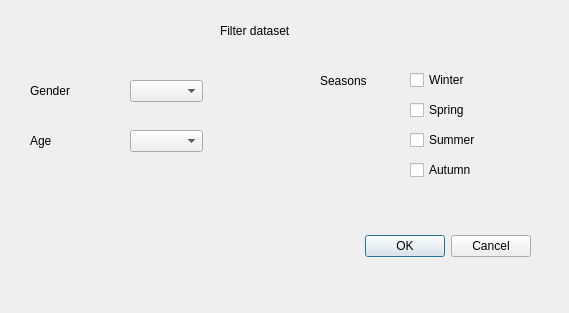
This is src/plugin/movement_analysis/movement_analysis_dialog_filter.ui in saadsaifse/flight-analysis as Qt 5 draws it before an edit. The edited form follows.
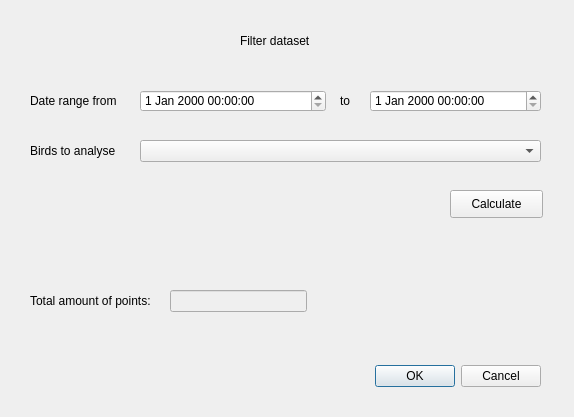
This is the edited form. Custom widgets are drawn as their Qt base class.

The edit to the form file:
```diff
--- a/src/plugin/movement_analysis/movement_analysis_dialog_filter.ui
+++ b/src/plugin/movement_analysis/movement_analysis_dialog_filter.ui
@@ -6,8 +6,8 @@
    <rect>
     <x>0</x>
     <y>0</y>
-    <width>569</width>
-    <height>313</height>
+    <width>574</width>
+    <height>417</height>
    </rect>
   </property>
   <property name="windowTitle">
@@ -16,8 +16,8 @@
   <widget class="QDialogButtonBox" name="button_box">
    <property name="geometry">
     <rect>
-     <x>190</x>
-     <y>230</y>
+     <x>200</x>
+     <y>360</y>
      <width>341</width>
      <height>32</height>
     </rect>
@@ -32,9 +32,9 @@
   <widget class="QLabel" name="label">
    <property name="geometry">
     <rect>
-     <x>220</x>
-     <y>20</y>
-     <width>151</width>
+     <x>240</x>
+     <y>30</y>
+     <width>91</width>
      <height>21</height>
     </rect>
    </property>
@@ -42,118 +42,122 @@
     <string>Filter dataset</string>
    </property>
   </widget>
+  <widget class="QLabel" name="label_4">
+   <property name="geometry">
+    <rect>
+     <x>30</x>
+     <y>290</y>
+     <width>134</width>
+     <height>22</height>
+    </rect>
+   </property>
+   <property name="text">
+    <string>Total amount of points:</string>
+   </property>
+  </widget>
+  <widget class="QLineEdit" name="lineEdit">
+   <property name="enabled">
+    <bool>false</bool>
+   </property>
+   <property name="geometry">
+    <rect>
+     <x>170</x>
+     <y>290</y>
+     <width>137</width>
+     <height>22</height>
+    </rect>
+   </property>
+  </widget>
+  <widget class="QLabel" name="label_5">
+   <property name="geometry">
+    <rect>
+     <x>30</x>
+     <y>140</y>
+     <width>170</width>
+     <height>22</height>
+    </rect>
+   </property>
+   <property name="text">
+    <string>Birds to analyse</string>
+   </property>
+  </widget>
+  <widget class="QPushButton" name="pushButton">
+   <property name="geometry">
+    <rect>
+     <x>450</x>
+     <y>190</y>
+     <width>93</width>
+     <height>28</height>
+    </rect>
+   </property>
+   <property name="text">
+    <string>Calculate</string>
+   </property>
+  </widget>
   <widget class="QLabel" name="label_2">
    <property name="geometry">
     <rect>
      <x>30</x>
-     <y>80</y>
-     <width>81</width>
-     <height>21</height>
+     <y>90</y>
+     <width>94</width>
+     <height>22</height>
     </rect>
    </property>
    <property name="text">
-    <string>Gender</string>
+    <string>Date range from</string>
    </property>
   </widget>
   <widget class="QLabel" name="label_3">
    <property name="geometry">
     <rect>
-     <x>30</x>
-     <y>130</y>
-     <width>81</width>
-     <height>21</height>
+     <x>340</x>
+     <y>90</y>
+     <width>21</width>
+     <height>22</height>
     </rect>
    </property>
    <property name="text">
-    <string>Age</string>
+    <string>to</string>
    </property>
   </widget>
-  <widget class="QLabel" name="label_4">
+  <widget class="QgsDateTimeEdit" name="mDateTimeEdit_From">
    <property name="geometry">
     <rect>
-     <x>320</x>
-     <y>70</y>
-     <width>81</width>
-     <height>21</height>
+     <x>140</x>
+     <y>90</y>
+     <width>186</width>
+     <height>22</height>
     </rect>
    </property>
-   <property name="text">
-    <string>Seasons</string>
+  </widget>
+  <widget class="QgsDateTimeEdit" name="mDateTimeEdit_To">
+   <property name="geometry">
+    <rect>
+     <x>370</x>
+     <y>90</y>
+     <width>171</width>
+     <height>22</height>
+    </rect>
    </property>
   </widget>
   <widget class="QComboBox" name="comboBox">
    <property name="geometry">
     <rect>
-     <x>130</x>
-     <y>80</y>
-     <width>73</width>
+     <x>140</x>
+     <y>140</y>
+     <width>401</width>
      <height>22</height>
     </rect>
    </property>
   </widget>
-  <widget class="QComboBox" name="comboBox_2">
-   <property name="geometry">
-    <rect>
-     <x>130</x>
-     <y>130</y>
-     <width>73</width>
-     <height>22</height>
-    </rect>
-   </property>
-  </widget>
-  <widget class="QCheckBox" name="checkBox">
-   <property name="geometry">
-    <rect>
-     <x>410</x>
-     <y>70</y>
-     <width>81</width>
-     <height>20</height>
-    </rect>
-   </property>
-   <property name="text">
-    <string>Winter</string>
-   </property>
-  </widget>
-  <widget class="QCheckBox" name="checkBox_2">
-   <property name="geometry">
-    <rect>
-     <x>410</x>
-     <y>100</y>
-     <width>81</width>
-     <height>20</height>
-    </rect>
-   </property>
-   <property name="text">
-    <string>Spring</string>
-   </property>
-  </widget>
-  <widget class="QCheckBox" name="checkBox_3">
-   <property name="geometry">
-    <rect>
-     <x>410</x>
-     <y>130</y>
-     <width>81</width>
-     <height>20</height>
-    </rect>
-   </property>
-   <property name="text">
-    <string>Summer</string>
-   </property>
-  </widget>
-  <widget class="QCheckBox" name="checkBox_4">
-   <property name="geometry">
-    <rect>
-     <x>410</x>
-     <y>160</y>
-     <width>81</width>
-     <height>20</height>
-    </rect>
-   </property>
-   <property name="text">
-    <string>Autumn</string>
-   </property>
-  </widget>
  </widget>
+ <customwidgets>
+  <customwidget>
+   <class>QgsDateTimeEdit</class>
+   <extends>QDateTimeEdit</extends>
+   <header>qgsdatetimeedit.h</header>
+  </customwidget>
+ </customwidgets>
  <resources/>
  <connections>
   <connection>
```
